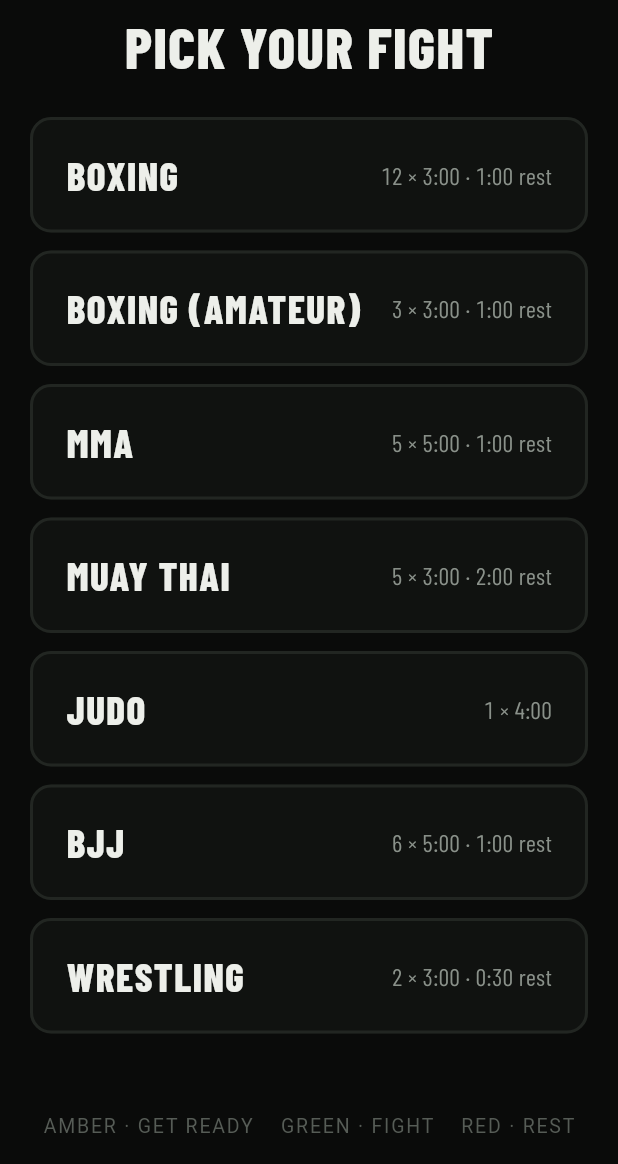
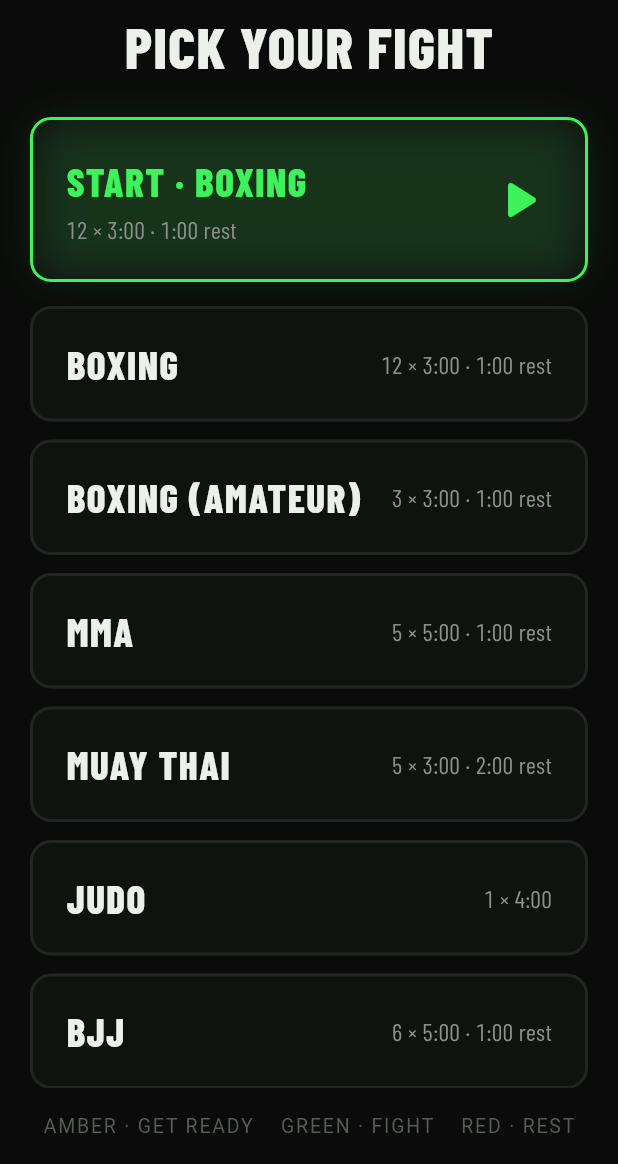
Before and after one commit to crisboxing11/Round-Timer, a Flutter app: the screen it shows after launch, on a phone screen of 412 x 824 dp, the part 72-1236 px from its top. Run offline on Flutter 3.47's test engine with Material 3 defaults, Android fonts, the phone set to English and light mode, and no system bars; our stand-ins replace just_audio, shared_preferences, wakelock_plus; missing offline and left inert: audio_session.

Commit message:
feat: open into last-used config with one-tap quick start
Loads the persisted config on launch and shows it as a highlighted
quick-start tile above the preset list (product principle 2).

```diff
--- a/lib/screens/setup_screen.dart
+++ b/lib/screens/setup_screen.dart
@@ -3,11 +3,27 @@ import '../models/models.dart';
 import '../theme/led_theme.dart';
 import 'timer_screen.dart';
 
-class SetupScreen extends StatelessWidget {
+class SetupScreen extends StatefulWidget {
   const SetupScreen({super.key});
 
-  void _start(BuildContext context, TimerConfig c) {
+  @override
+  State<SetupScreen> createState() => _SetupScreenState();
+}
+
+class _SetupScreenState extends State<SetupScreen> {
+  TimerConfig? _last;
+
+  @override
+  void initState() {
+    super.initState();
+    LastConfigStore.load().then((c) {
+      if (mounted) setState(() => _last = c);
+    });
+  }
+
+  void _start(TimerConfig c) {
     LastConfigStore.save(c);
+    setState(() => _last = c);
     Navigator.of(context).push(
       MaterialPageRoute(builder: (_) => TimerScreen(config: c)),
     );
@@ -15,6 +31,7 @@ class SetupScreen extends StatelessWidget {
 
   @override
   Widget build(BuildContext context) {
+    final last = _last;
     return Scaffold(
       backgroundColor: LedColors.bg,
       body: SafeArea(
@@ -31,6 +48,11 @@ class SetupScreen extends StatelessWidget {
               ),
             ),
             const SizedBox(height: 20),
+            if (last != null)
+              Padding(
+                padding: const EdgeInsets.fromLTRB(20, 0, 20, 16),
+                child: _QuickStartTile(config: last, onTap: () => _start(last)),
+              ),
             Expanded(
               child: ListView.separated(
                 padding: const EdgeInsets.symmetric(horizontal: 20),
@@ -38,7 +60,7 @@ class SetupScreen extends StatelessWidget {
                 separatorBuilder: (_, __) => const SizedBox(height: 12),
                 itemBuilder: (context, i) {
                   final p = presets[i];
-                  return _PresetTile(config: p, onTap: () => _start(context, p));
+                  return _PresetTile(config: p, onTap: () => _start(p));
                 },
               ),
             ),
@@ -56,6 +78,57 @@ class SetupScreen extends StatelessWidget {
               ),
             ),
           ],
+        ),
+      ),
+    );
+  }
+}
+
+/// Last-used config, front and center: the whole app is one tap to start.
+class _QuickStartTile extends StatelessWidget {
+  const _QuickStartTile({required this.config, required this.onTap});
+  final TimerConfig config;
+  final VoidCallback onTap;
+
+  @override
+  Widget build(BuildContext context) {
+    return Material(
+      color: LedColors.panel,
+      borderRadius: BorderRadius.circular(14),
+      child: InkWell(
+        borderRadius: BorderRadius.circular(14),
+        onTap: onTap,
+        child: Container(
+          padding: const EdgeInsets.symmetric(horizontal: 22, vertical: 22),
+          decoration: BoxDecoration(
+            borderRadius: BorderRadius.circular(14),
+            border: Border.all(color: LedColors.green, width: 2),
+            boxShadow: [
+              BoxShadow(
+                color: LedColors.green.withValues(alpha: 0.15),
+                blurRadius: 24,
+                spreadRadius: -4,
+              ),
+            ],
+          ),
+          child: Row(
+            mainAxisAlignment: MainAxisAlignment.spaceBetween,
+            children: [
+              Column(
+                crossAxisAlignment: CrossAxisAlignment.start,
+                children: [
+                  Text(
+                    'START · ${config.name.toUpperCase()}',
+                    style: LedText.presetName.copyWith(color: LedColors.green),
+                  ),
+                  const SizedBox(height: 2),
+                  Text(config.subtitle, style: LedText.presetSub),
+                ],
+              ),
+              const Icon(Icons.play_arrow_rounded,
+                  color: LedColors.green, size: 44),
+            ],
+          ),
         ),
       ),
     );
```
